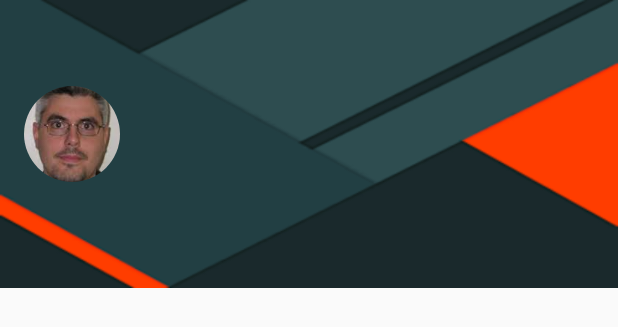
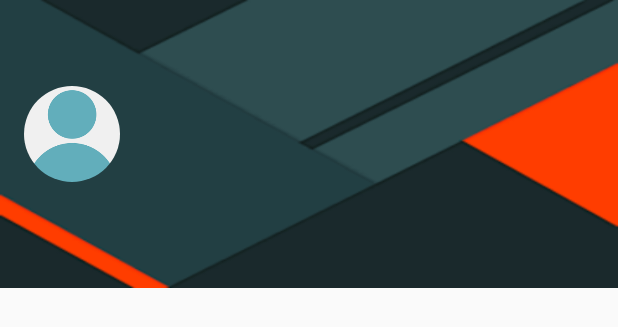
Before and after one commit to lucianoRM/fdrive_frontend, an Android app: the layout drawer_header.xml on its own in the app's theme, with its tools: preview values and no code run, on a phone screen of 412 x 824 dp. Shown: the top 327 px of the screen. Run offline under Robolectric (Android 15) with nearby library versions, the phone set to English and light mode, and no system bars.

Commit message:
Added default user image

```diff
--- a/FDrive/app/src/main/res/layout/activity_main.xml
+++ b/FDrive/app/src/main/res/layout/activity_main.xml
@@ -6,7 +6,7 @@
     android:layout_height="match_parent"
     tools:context=".MainActivity"
     android:orientation="vertical"
-    android:background="@android:color/white">
+    android:background="@drawable/portrait_background">
 
 
 
--- a/FDrive/app/src/main/res/layout/drawer_header.xml
+++ b/FDrive/app/src/main/res/layout/drawer_header.xml
@@ -18,9 +18,8 @@
         android:layout_height="@dimen/perfil_image_size"
         android:layout_marginBottom="16dp"
         android:scaleType="centerCrop"
-        app:border_color="@android:color/white"
         app:border_width="1dp"
-        android:src="@drawable/download"/>
+        android:src="@drawable/user_default"/>
 
     <!-- Nombre de Usuario -->
     <TextView
```
Also changed, not shown: FDrive/app/src/main/java/com/example/margonari/fdrive/DriveActivity.java (+9 -11 lines), FDrive/app/src/main/res/drawable/download.jpg (deleted), FDrive/app/src/main/res/drawable/user_default.png (added).
